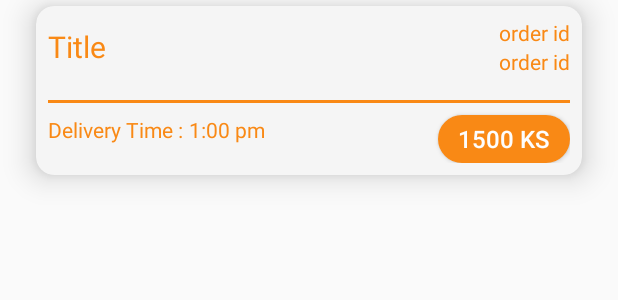
After one commit to NyiNyiLin/YUMenuBookAdmin, an Android app: the layout item_view_order.xml on its own in the app's theme, with its tools: preview values and no code run, on a phone screen of 412 x 824 dp. The commit adds this screen. Shown: the top 300 px of the screen. Run offline under Robolectric (Android 15) with nearby library versions, the phone set to English and light mode, and no system bars.

Commit message:
get order from firebase

```diff
--- a/YUMenuAdmin/app/src/main/java/com/nyi/yumenuadmin/activities/MainActivity.java
+++ b/YUMenuAdmin/app/src/main/java/com/nyi/yumenuadmin/activities/MainActivity.java
@@ -29,6 +29,7 @@ import com.nyi.yumenuadmin.adapters.MenuFragmentPagerAdapter;
 import com.nyi.yumenuadmin.data.VOs.ShopVO;
 import com.nyi.yumenuadmin.data.models.ShopModel;
 import com.nyi.yumenuadmin.fragments.MenuFragment;
+import com.nyi.yumenuadmin.fragments.OrderFragment;
 import com.nyi.yumenuadmin.fragments.ReviewFragment;
 import com.nyi.yumenuadmin.utils.Constants;
 import com.nyi.yumenuadmin.utils.FirebaseUtil;
@@ -226,7 +227,7 @@ public class MainActivity extends AppCompatActivity {
         leftMenuInfo.setBackgroundColor(Color.parseColor(LEFT_BG_COLOR));
 
         closeLeftMenu();
-        getSupportFragmentManager().beginTransaction().replace(R.id.main_frame, MenuFragment.newInstance()).commit();
+        getShopDataFromFirebase();
     }
 
     private void leftMenuOrderClick(){
@@ -236,7 +237,7 @@ public class MainActivity extends AppCompatActivity {
         leftMenuInfo.setBackgroundColor(Color.parseColor(LEFT_BG_COLOR));
 
         closeLeftMenu();
-        //getSupportFragmentManager().beginTransaction().replace(R.id.main_frame, MenuFragment.newInstance()).commit();
+        getSupportFragmentManager().beginTransaction().replace(R.id.main_frame, OrderFragment.newInstance()).commit();
     }
 
     private void leftMenuRevviewClick(){
--- a/YUMenuAdmin/app/src/main/java/com/nyi/yumenuadmin/utils/Constants.java
+++ b/YUMenuAdmin/app/src/main/java/com/nyi/yumenuadmin/utils/Constants.java
@@ -18,6 +18,8 @@ public class Constants {
     public static final String SHOP = "Shop";
     public static final String MENUITEM = "MenuItem";
     public static final String REVIEW = "Review";
+    public static final String ORDER = "Order";
+    public static final String ORDER_ITEM = "Item";
 
     public static final String DUMMY_LINK = "Dummy Link";
 }
--- /dev/null
+++ b/YUMenuAdmin/app/src/main/res/drawable/btn_shape_order_total.xml
@@ -0,0 +1,12 @@
+<?xml version="1.0" encoding="utf-8"?>
+<shape xmlns:android="http://schemas.android.com/apk/res/android"
+    android:shape="rectangle"
+    >
+    <corners
+        android:radius="50dp"/>
+    <stroke
+        android:width="1dp"
+        android:color="@color/color_icon" />
+    <solid
+        android:color="@color/color_icon" />
+</shape>
--- /dev/null
+++ b/YUMenuAdmin/app/src/main/res/layout/item_view_order.xml
@@ -0,0 +1,107 @@
+<?xml version="1.0" encoding="utf-8"?>
+<android.support.v7.widget.CardView xmlns:android="http://schemas.android.com/apk/res/android"
+    xmlns:app="http://schemas.android.com/apk/res-auto"
+    android:orientation="vertical"
+    android:layout_width="match_parent"
+    android:layout_height="wrap_content"
+    app:cardBackgroundColor="@color/card_background_color"
+    app:cardCornerRadius="@dimen/card_corner_radius"
+    app:cardElevation="@dimen/card_elevation"
+    android:layout_marginLeft="@dimen/margin_large"
+    android:layout_marginRight="@dimen/margin_large"
+    android:layout_marginBottom="@dimen/margin_medium_3"
+    android:layout_marginTop="@dimen/margin_small">
+
+    <RelativeLayout
+        android:layout_width="match_parent"
+        android:layout_height="match_parent"
+        android:padding="@dimen/margin_medium">
+
+        <RelativeLayout
+            android:id="@+id/rl_top"
+            android:layout_width="match_parent"
+            android:layout_height="wrap_content">
+
+        <TextView
+            android:id="@+id/tv_item_order_shop_name"
+            android:layout_width="wrap_content"
+            android:layout_height="wrap_content"
+            android:text="Title"
+            android:textColor="@color/color_text"
+            android:textSize="@dimen/text_regular_3x"
+            android:layout_centerVertical="true"/>
+
+        <TextView
+            android:id="@+id/tv_item_order_id"
+            android:layout_width="wrap_content"
+            android:layout_height="wrap_content"
+            android:layout_alignParentRight="true"
+            android:text="order id"
+            android:textColor="@color/color_text"
+            android:textSize="@dimen/text_regular"/>
+
+        <TextView
+            android:id="@+id/tv_item_order_date"
+            android:layout_width="wrap_content"
+            android:layout_height="wrap_content"
+            android:layout_alignParentRight="true"
+            android:text="order id"
+            android:textColor="@color/color_text"
+            android:textSize="@dimen/text_regular"
+            android:layout_below="@id/tv_item_order_id"/>
+        </RelativeLayout>
+
+        <android.support.v7.widget.RecyclerView
+            android:id="@+id/rv_item_order_item"
+            android:layout_width="match_parent"
+            android:layout_height="wrap_content"
+            android:layout_below="@id/rl_top"
+            android:layout_marginLeft="@dimen/margin_medium"
+            android:layout_marginRight="@dimen/margin_medium"
+            android:layout_marginTop="@dimen/margin_medium"
+            android:layout_marginBottom="@dimen/margin_medium"/>
+
+        <View
+            android:id="@+id/v_item_order_line"
+            android:layout_width="match_parent"
+            android:layout_height="2dp"
+            android:layout_below="@id/rv_item_order_item"
+            android:background="@color/color_icon"
+            android:layout_marginBottom="@dimen/margin_medium"/>
+
+        <TextView
+            android:id="@+id/tv_item_order_time_text"
+            android:layout_width="wrap_content"
+            android:layout_height="wrap_content"
+            android:layout_below="@id/v_item_order_line"
+            android:text="Delivery Time : "
+            android:textColor="@color/color_text"
+            android:textSize="@dimen/text_regular"
+            />
+
+        <TextView
+            android:id="@+id/tv_item_order_time"
+            android:layout_width="wrap_content"
+            android:layout_height="wrap_content"
+            android:layout_below="@id/v_item_order_line"
+            android:text="1:00 pm"
+            android:textColor="@color/color_text"
+            android:textSize="@dimen/text_regular"
+            android:layout_toRightOf="@id/tv_item_order_time_text"/>
+
+        <Button
+            android:id="@+id/btn_item_order"
+            android:layout_width="wrap_content"
+            android:layout_height="32dp"
+            android:text="1500 KS"
+            android:textColor="@color/white"
+            android:textSize="@dimen/text_regular_2x"
+            android:paddingLeft="@dimen/margin_medium"
+            android:paddingRight="@dimen/margin_medium"
+            android:layout_below="@id/v_item_order_line"
+            android:layout_alignParentRight="true"
+            android:background="@drawable/btn_shape_order_total"/>
+
+    </RelativeLayout>
+
+</android.support.v7.widget.CardView>
```
Also changed, not shown: YUMenuAdmin/app/src/main/java/com/nyi/yumenuadmin/adapters/OrderAdapter.java (added, +52 -0 lines), YUMenuAdmin/app/src/main/java/com/nyi/yumenuadmin/adapters/OrderItemAdapter.java (added, +61 -0 lines), YUMenuAdmin/app/src/main/java/com/nyi/yumenuadmin/data/VOs/OrderItemVO.java (added, +60 -0 lines), YUMenuAdmin/app/src/main/java/com/nyi/yumenuadmin/data/VOs/OrderVO.java (added, +85 -0 lines), YUMenuAdmin/app/src/main/java/com/nyi/yumenuadmin/fragments/OrderFragment.java (added, +103 -0 lines), YUMenuAdmin/app/src/main/java/com/nyi/yumenuadmin/views/holders/OrderItemViewHolder.java (added, +43 -0 lines), YUMenuAdmin/app/src/main/java/com/nyi/yumenuadmin/views/holders/OrderViewHolder.java (added, +127 -0 lines), YUMenuAdmin/app/src/main/res/layout/fragment_order.xml (added, +13 -0 lines), YUMenuAdmin/app/src/main/res/layout/item_view_order_item.xml (added, +32 -0 lines).
